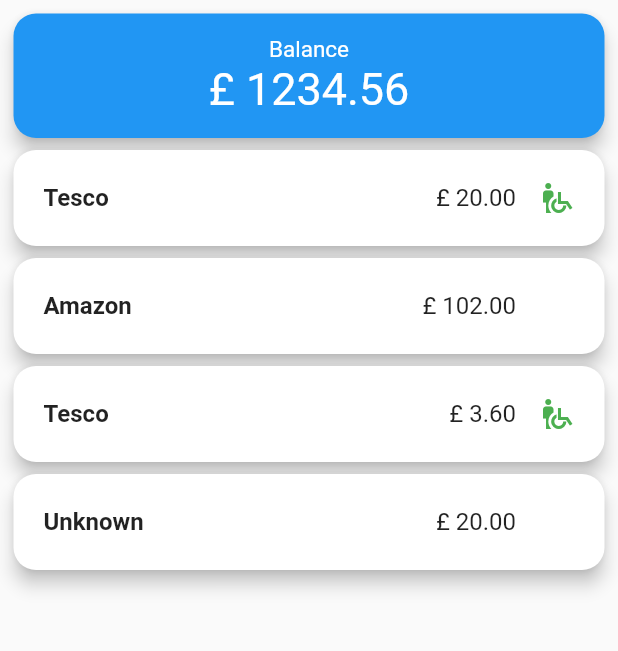
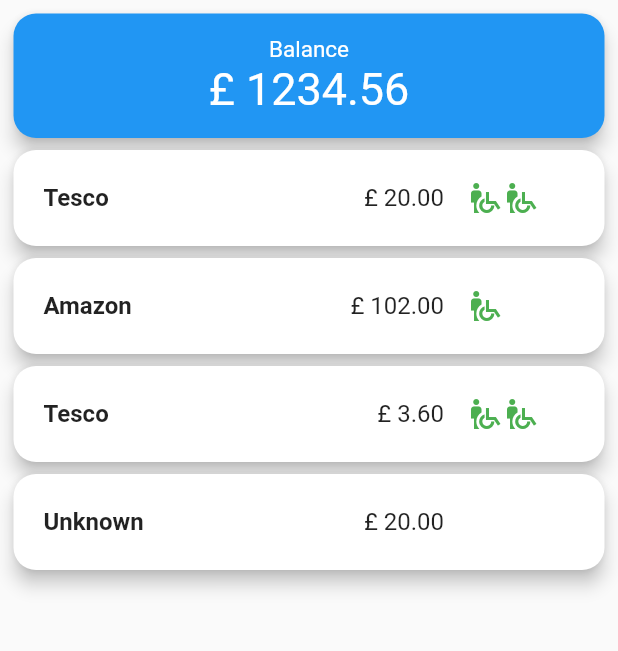
Before and after one commit to Lindronics/gradhack, a Flutter app: the screen it shows after launch, after a tap on "Transaction list", on a phone screen of 412 x 824 dp, the part 84-735 px from its top. Run offline on Flutter 3.47's test engine with Material 2 defaults, Android fonts, the phone set to English and light mode, and no system bars; missing offline and left inert: dart:ffi.

Commit message:
Unified leaf display

```diff
--- a/lib/data/store.dart
+++ b/lib/data/store.dart
@@ -1,18 +1,21 @@
 import 'dart:collection';
 
 import 'dart:ffi';
+
+import 'package:flutter/material.dart';
 
 class Store {
   int id;
   String name;
   int sustainabilityScore;
-  HashMap<String,int> individualScores;
+  HashMap<String, int> individualScores;
   String category;
   int score1;
   int score2;
   int score3;
 
-  Store(id, name, sustainabilityScore, HashMap<String,int>individualScores, category) {
+  Store(id, name, sustainabilityScore, HashMap<String, int> individualScores,
+      category) {
     this.id = id;
     this.name = name;
     this.sustainabilityScore = sustainabilityScore;
@@ -20,5 +23,22 @@ class Store {
     this.category = category;
   }
 
-
+  Row getLeaves() {
+    return Row(
+      children: [
+        Icon(
+          IconData(59108, fontFamily: 'MaterialIcons'),
+          color: this.sustainabilityScore >= 1 ? Colors.green : Colors.white,
+        ),
+        Icon(
+          IconData(59108, fontFamily: 'MaterialIcons'),
+          color: this.sustainabilityScore >= 2 ? Colors.green : Colors.white,
+        ),
+        Icon(
+          IconData(59108, fontFamily: 'MaterialIcons'),
+          color: this.sustainabilityScore >= 3 ? Colors.green : Colors.white,
+        ),
+      ],
+    );
+  }
 }
--- a/lib/pages/transaction_list_page.dart
+++ b/lib/pages/transaction_list_page.dart
@@ -55,15 +55,7 @@ class _TransactionListPageState extends State<TransactionListPage> {
                       Padding(
                           padding: EdgeInsets.only(left: 15.0),
                           child: Column(
-                            children: [
-                              Icon(
-                                IconData(59108, fontFamily: 'MaterialIcons'),
-                                color:
-                                    transaction.store.sustainabilityScore >= 2
-                                        ? Colors.green
-                                        : Colors.white,
-                              ),
-                            ],
+                            children: [transaction.store.getLeaves()],
                           ))
                     ],
                   )
```
Also changed, not shown: lib/pages/search_store_page.dart (+6 -52 lines).
